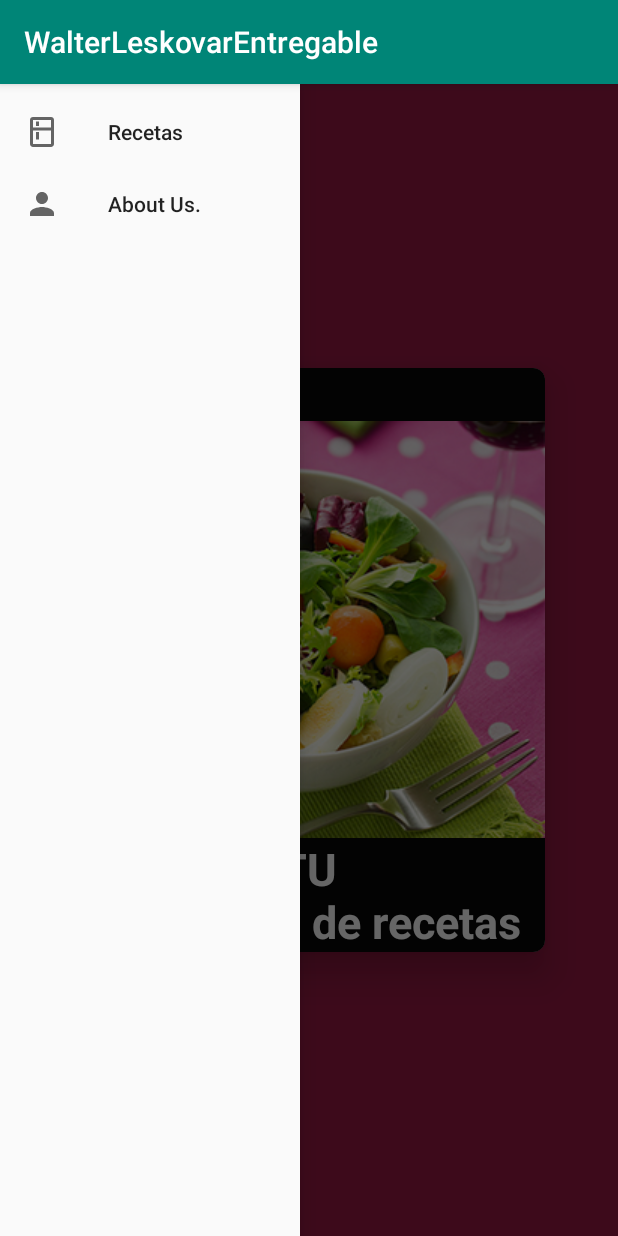
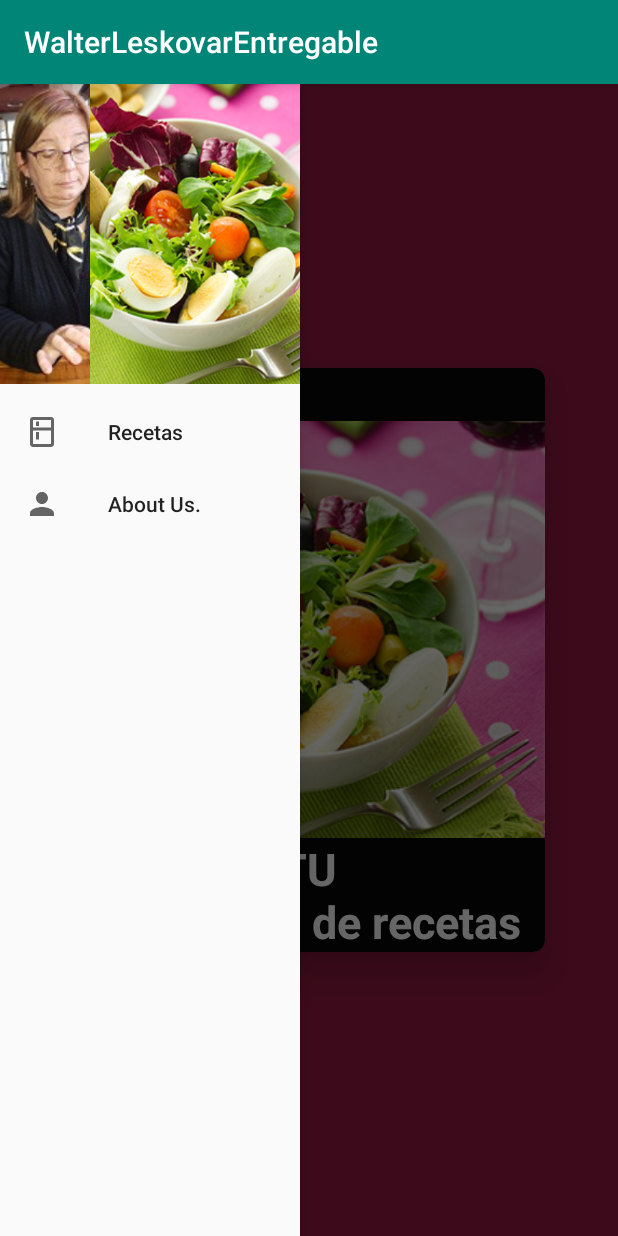
Before and after one commit to wleskovar/WalterLeskovarEntregable, an Android app: the screen it shows after launch (MainActivity), with the side drawer open, on a phone screen of 412 x 824 dp. Run offline under Robolectric (Android 15) with nearby library versions, the phone set to English and light mode, and no system bars.

```diff
--- a/app/src/main/java/com/example/walterleskovarentregable/model/ItemReceta.java
+++ b/app/src/main/java/com/example/walterleskovarentregable/model/ItemReceta.java
@@ -1,6 +1,8 @@
 package com.example.walterleskovarentregable.model;
 
-public class ItemReceta {
+import java.io.Serializable;
+
+public class ItemReceta implements Serializable {
     private String tituloReceta;
     private String tipoDeReceta;
     private Integer fotoReceta;
--- a/app/src/main/res/layout/activity_main.xml
+++ b/app/src/main/res/layout/activity_main.xml
@@ -22,6 +22,7 @@
         android:layout_width="200dp"
         android:layout_height="match_parent"
         android:layout_gravity="start|left"
+        app:headerLayout="@layout/cabecera_navigationview"
         app:menu="@menu/menu_start">
     </com.google.android.material.navigation.NavigationView>
 
--- /dev/null
+++ b/app/src/main/res/layout/cabecera_navigationview.xml
@@ -0,0 +1,29 @@
+<?xml version="1.0" encoding="utf-8"?>
+<LinearLayout xmlns:android="http://schemas.android.com/apk/res/android"
+    android:orientation="vertical"
+    android:layout_width="match_parent"
+    android:layout_height="200dp">
+
+    <LinearLayout
+        android:layout_width="match_parent"
+        android:layout_height="match_parent"
+        android:orientation="horizontal"
+        android:background="#03A9F4">
+    <ImageView
+        android:layout_width="0dp"
+        android:layout_height="match_parent"
+        android:layout_weight="0.3"
+        android:src="@drawable/emilia"
+        android:scaleType="centerCrop"
+        android:background="#03A9F4"/>
+        <ImageView
+            android:layout_width="0dp"
+            android:layout_height="match_parent"
+            android:layout_weight="0.7"
+            android:src="@drawable/recetas_ligeras"
+            android:scaleType="centerCrop"
+            android:gravity="right"
+            android:background="#03A9F4"/>
+    </LinearLayout>
+
+</LinearLayout>
--- a/app/src/main/res/layout/celda_recycler_iew.xml
+++ b/app/src/main/res/layout/celda_recycler_iew.xml
@@ -31,7 +31,7 @@
 
             <TextView
                 android:layout_width="match_parent"
-                android:layout_height="50dp"
+                android:layout_height="wrap_content"
                 android:padding="15dp"
                 android:text="Bizcocho de leche evaporada caliente"
                 android:textSize="20dp"
@@ -42,9 +42,10 @@
 
             <TextView
                 android:layout_width="match_parent"
-                android:layout_height="50dp"
+                android:layout_height="match_parent"
                 android:padding="15dp"
                 android:text="Postre"
+                android:textAlignment="center"
                 android:textSize="20dp"
                 android:textColor="#021370"
                 android:textStyle="bold"
```
Also changed, not shown: app/src/main/java/com/example/walterleskovarentregable/MainActivity.java (+32 -6 lines), app/src/main/java/com/example/walterleskovarentregable/dao/DBRecetas.java (+23 -18 lines), app/src/main/java/com/example/walterleskovarentregable/view/DetalleRecetaFragment.java (added, +61 -0 lines), app/src/main/java/com/example/walterleskovarentregable/view/RecetasFragment.java (+23 -1 lines), app/src/main/res/layout/fragment_detalle_receta.xml (added, +110 -0 lines), app/src/main/res/drawable-v24/emilia.jpg (added).
